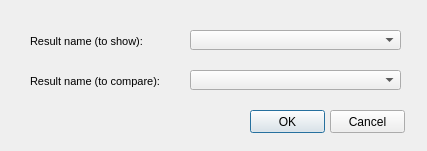
Before: the Qt Designer form ui/epa_result_compare_selector.ui in Giswater/giswater_qgis_plugin, drawn with Qt 5.
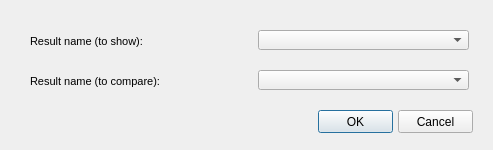
After: the same form once the commit is applied.

Commit message: Enhance widgets of epa selector results

The edit to the form file:
```diff
--- a/ui/epa_result_compare_selector.ui
+++ b/ui/epa_result_compare_selector.ui
@@ -6,8 +6,8 @@
    <rect>
     <x>0</x>
     <y>0</y>
-    <width>427</width>
-    <height>151</height>
+    <width>493</width>
+    <height>150</height>
    </rect>
   </property>
   <property name="windowTitle">
@@ -16,7 +16,7 @@
   <widget class="QPushButton" name="btn_accept">
    <property name="geometry">
     <rect>
-     <x>250</x>
+     <x>318</x>
      <y>110</y>
      <width>75</width>
      <height>23</height>
@@ -29,7 +29,7 @@
   <widget class="QPushButton" name="btn_cancel">
    <property name="geometry">
     <rect>
-     <x>330</x>
+     <x>398</x>
      <y>110</y>
      <width>75</width>
      <height>23</height>
@@ -42,7 +42,7 @@
   <widget class="QComboBox" name="rpt_selector_result_id">
    <property name="geometry">
     <rect>
-     <x>190</x>
+     <x>258</x>
      <y>30</y>
      <width>211</width>
      <height>20</height>
@@ -82,7 +82,7 @@
   <widget class="QComboBox" name="rpt_selector_compare_id">
    <property name="geometry">
     <rect>
-     <x>190</x>
+     <x>258</x>
      <y>70</y>
      <width>211</width>
      <height>20</height>
@@ -97,7 +97,7 @@
     <rect>
      <x>30</x>
      <y>70</y>
-     <width>141</width>
+     <width>178</width>
      <height>22</height>
     </rect>
    </property>
```
